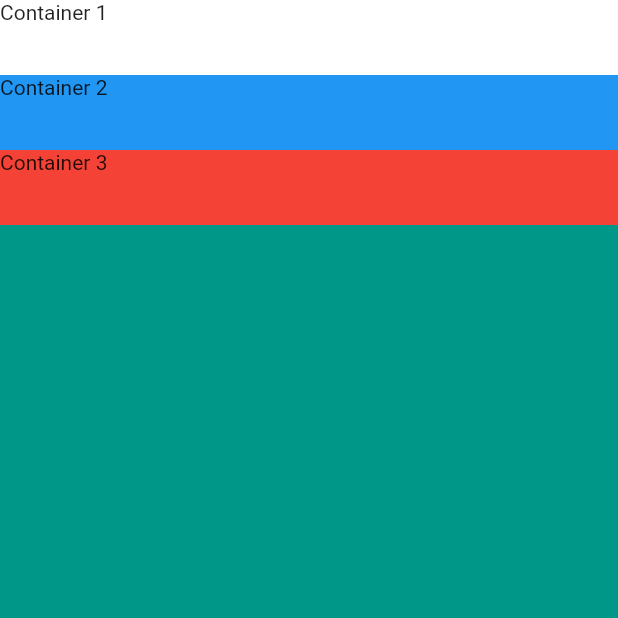
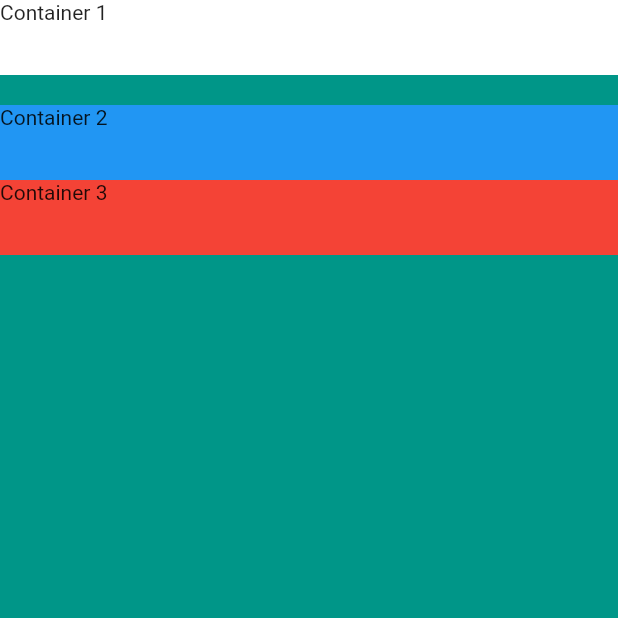
Before and after one commit to AlaaEddinAlbarghoth/mi_card_flutter, a Flutter app: the screen it shows after launch, on a phone screen of 412 x 824 dp, the top half of it. Run offline on Flutter 3.47's test engine with Material 2 defaults, Android fonts, the phone set to English and light mode, and no system bars.

Commit message:
SizedBox

```diff
--- a/lib/main.dart
+++ b/lib/main.dart
@@ -28,6 +28,9 @@ class MyApp extends StatelessWidget {
                 color: Colors.white,
                 child: const Text('Container 1'),
               ),
+              const SizedBox(
+                height: 20.0,
+              ),
               Container(
                 height: 50.0,
                 width: 100.0,
```
